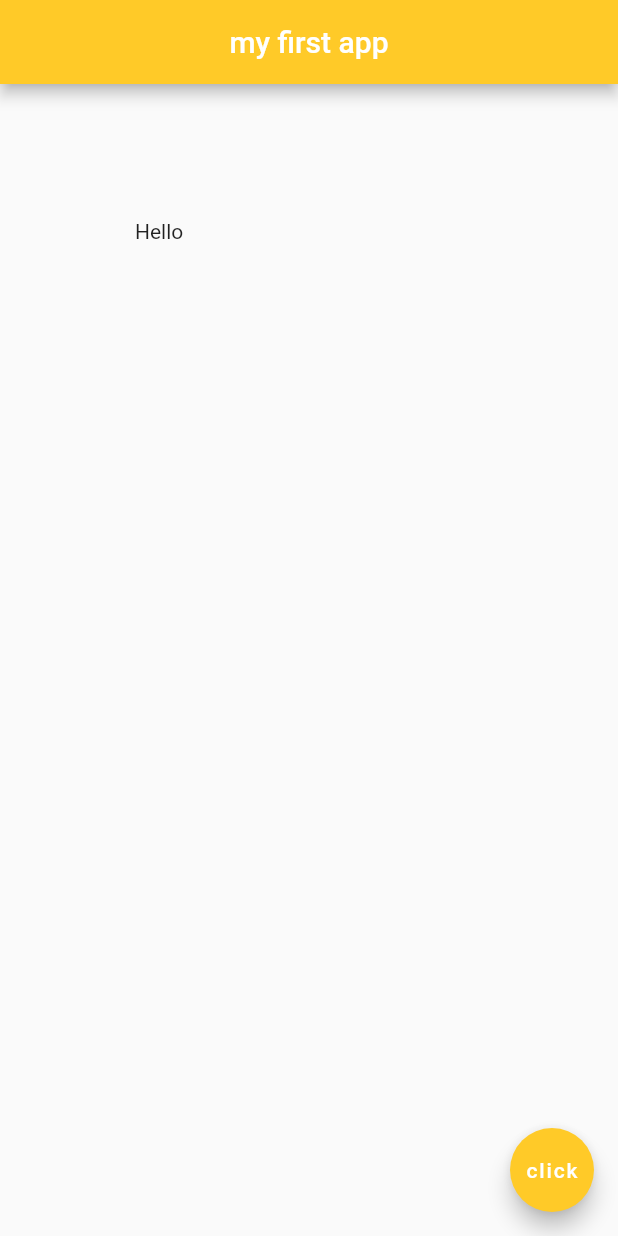
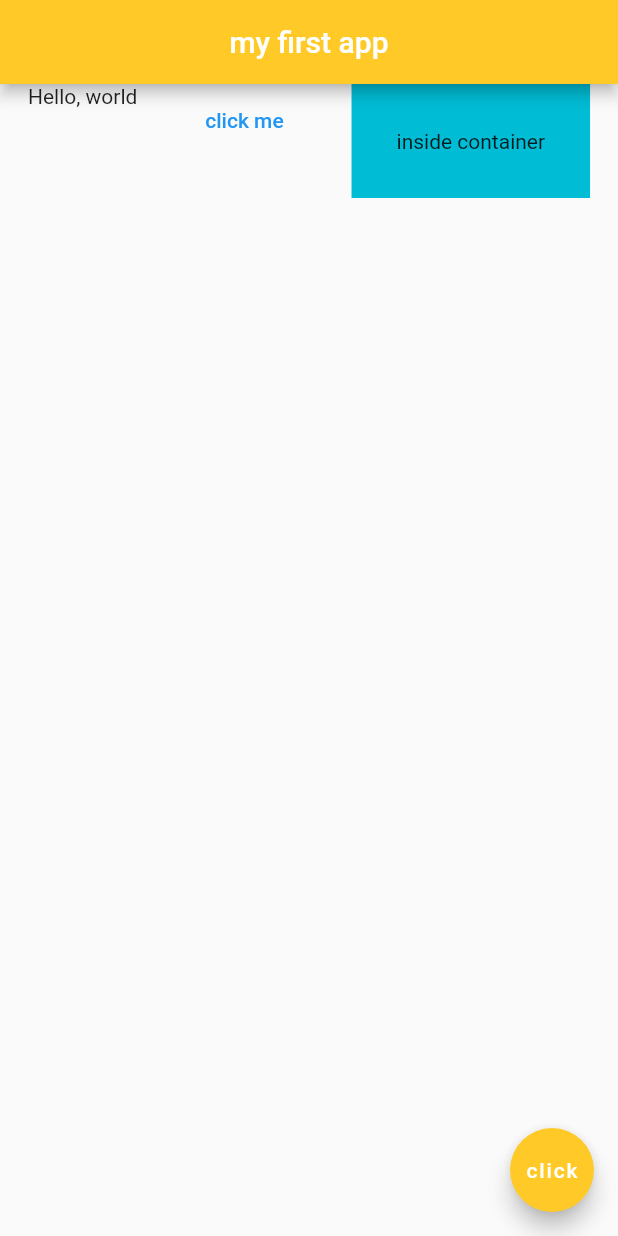
Before and after one commit to AkmalSab/learn_flutter, a Flutter app: the screen it shows after launch, on a phone screen of 412 x 824 dp. Run offline on Flutter 3.47's test engine with Material 2 defaults, Android fonts, the phone set to English and light mode, and no system bars.

Commit message:
#11 - Rows

```diff
--- a/lib/main.dart
+++ b/lib/main.dart
@@ -15,16 +15,22 @@ class Home extends StatelessWidget {
         centerTitle: true,
         backgroundColor: Colors.amber[400],
       ),
-      body: Padding(
-        child: Text('Hello'),
-        padding: EdgeInsets.all(90.0),
+      body: Row(
+        mainAxisAlignment: MainAxisAlignment.spaceAround,
+        crossAxisAlignment: CrossAxisAlignment.start,
+        children: [
+          Text('Hello, world'),
+          TextButton(
+            onPressed: () {},
+            child: Text('click me'),
+          ),
+          Container(
+            color: Colors.cyan,
+            padding: EdgeInsets.all(30.0),
+            child: Text('inside container'),
+          ),
+        ],
       ),
-      // Container(
-      //   padding: EdgeInsets.fromLTRB(10.0, 20.0, 30.0, 40.0),
-      //   margin: EdgeInsets.all(40.0),
-      //   color: Colors.grey[400],
-      //   child: Text('hello'),
-      // ),
       floatingActionButton: FloatingActionButton(
         onPressed: () {},
         child: Text('click'),
```
